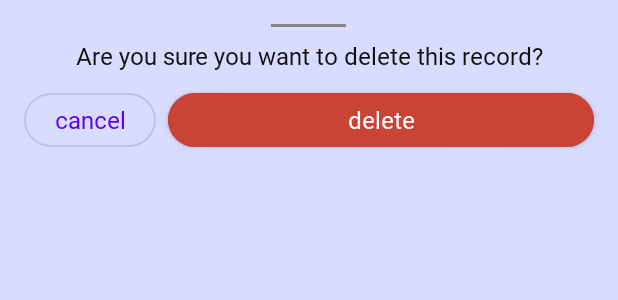
After one commit to pooryadb/SecureBox-Recorder, an Android app: the layout dialog_delete_record.xml on its own in the app's theme, with its tools: preview values and no code run, on a phone screen of 412 x 824 dp. The commit adds this screen. Shown: the top 300 px of the screen. Run offline under Robolectric (Android 15) with nearby library versions, the phone set to English and light mode, and no system bars.

Commit message:
+ DeleteRecordDialog.kt fix RecorderDialog.kt recorder update lib.

```diff
--- a/app/src/main/java/ir/romroid/secureboxrecorder/utils/Constants.kt
+++ b/app/src/main/java/ir/romroid/secureboxrecorder/utils/Constants.kt
@@ -13,3 +13,4 @@ const val WEB_VIEW_EXTRA_FILE_PATH_NAME = "filePath"
 
 //BackStackLiveData keys
 const val BACK_FROM_RECORDER = "BACK_FROM_RECORDER"
+const val BACK_FROM_DELETE_RECORD = "BACK_FROM_DELETE_RECORD"
--- /dev/null
+++ b/app/src/main/res/layout/dialog_delete_record.xml
@@ -0,0 +1,55 @@
+<?xml version="1.0" encoding="utf-8"?>
+<androidx.appcompat.widget.LinearLayoutCompat xmlns:android="http://schemas.android.com/apk/res/android"
+    xmlns:app="http://schemas.android.com/apk/res-auto"
+    android:layout_width="match_parent"
+    android:layout_height="wrap_content"
+    android:orientation="vertical">
+
+    <View
+        android:id="@+id/vHandler"
+        android:layout_width="@dimen/handle_width"
+        android:layout_height="2dp"
+        android:layout_gravity="center_horizontal"
+        android:layout_marginTop="@dimen/margin"
+        android:background="?android:attr/textColorHint"
+        app:layout_constraintEnd_toEndOf="parent"
+        app:layout_constraintStart_toStartOf="parent"
+        app:layout_constraintTop_toTopOf="parent" />
+
+    <com.google.android.material.textview.MaterialTextView
+        style="@style/txt.h2.medium"
+        android:layout_width="match_parent"
+        android:layout_height="wrap_content"
+        android:layout_marginHorizontal="@dimen/margin"
+        android:layout_marginVertical="@dimen/padding"
+        android:gravity="center"
+        android:text="@string/are_you_sure_you_want_to_delete_this_record" />
+
+    <androidx.appcompat.widget.LinearLayoutCompat
+        android:layout_width="match_parent"
+        android:layout_height="wrap_content"
+        android:clipToPadding="false"
+        android:orientation="horizontal"
+        android:paddingHorizontal="@dimen/margin"
+        android:paddingBottom="@dimen/margin">
+
+        <com.google.android.material.button.MaterialButton
+            android:id="@+id/btnCancel"
+            style="@style/btn.outlined"
+            android:layout_width="wrap_content"
+            android:layout_height="wrap_content"
+            android:layout_marginEnd="@dimen/padding"
+            android:text="@string/cancel" />
+
+        <com.google.android.material.button.MaterialButton
+            android:id="@+id/btnDelete"
+            style="@style/btn.colored"
+            android:layout_width="0dp"
+            android:layout_height="wrap_content"
+            android:layout_weight="1"
+            android:backgroundTint="?attr/colorError"
+            android:text="@string/delete" />
+
+    </androidx.appcompat.widget.LinearLayoutCompat>
+
+</androidx.appcompat.widget.LinearLayoutCompat>
--- a/app/src/main/res/values/strings.xml
+++ b/app/src/main/res/values/strings.xml
@@ -7,5 +7,9 @@
     <string name="save">save</string>
     <string name="please_enter_name">please enter a name</string>
     <string name="cant_pause_stopped">can\'t pause! stopped!</string>
-    <string name="cant_record_without_permission">cant_record_without_permission</string>
+    <string name="cant_record_without_permission">can\'t record without permission</string>
+    <string name="delete">delete</string>
+    <string name="are_you_sure_you_want_to_delete_this_record">Are you sure you want to delete this record?</string>
+    <string name="cant_find_file">Can\'t find file!</string>
+    <string name="cancel">cancel</string>
 </resources>
--- a/app/src/main/res/values/styles.xml
+++ b/app/src/main/res/values/styles.xml
@@ -143,7 +143,7 @@
 
     <style name="btn.colored.big" parent="Widget.MaterialComponents.Button">
         <item name="fontWeight">700</item>
-        <item name="shapeAppearance">@style/appearance.round.35</item>
+        <item name="shapeAppearance">@style/appearance.round.constant</item>
         <item name="android:layout_height">62dp</item>
         <item name="android:textAppearance">@style/txt.h4.bold</item>
     </style>
@@ -151,7 +151,7 @@
     <style name="btn.outlined" parent="Widget.MaterialComponents.Button.OutlinedButton">
         <item name="fontWeight">700</item>
         <item name="android:layout_height">62dp</item>
-        <item name="shapeAppearance">@style/appearance.round.35</item>
+        <item name="shapeAppearance">@style/appearance.round.constant</item>
         <item name="android:textAppearance">@style/txt.h2.bold</item>
     </style>
 
@@ -162,7 +162,7 @@
 
     <style name="btn.text" parent="Widget.MaterialComponents.Button.TextButton">
         <item name="fontWeight">700</item>
-        <item name="shapeAppearance">@style/appearance.round.35</item>
+        <item name="shapeAppearance">@style/appearance.round.constant</item>
         <item name="android:textAppearance">@style/txt.h1.bold</item>
     </style>
 
--- a/build.gradle
+++ b/build.gradle
@@ -7,10 +7,10 @@ buildscript {
 
     dependencies {
         classpath "com.android.tools.build:gradle:7.2.1"
-        classpath "org.jetbrains.kotlin:kotlin-gradle-plugin:1.6.10"
+        classpath "org.jetbrains.kotlin:kotlin-gradle-plugin:1.7.0"
         classpath 'com.google.dagger:hilt-android-gradle-plugin:2.42'
 
-        classpath "androidx.navigation:navigation-safe-args-gradle-plugin:2.3.5"
+        classpath "androidx.navigation:navigation-safe-args-gradle-plugin:2.4.2"
     }
 }
 
```
Also changed, not shown: app/src/main/java/ir/romroid/secureboxrecorder/presentation/recordList/DeleteRecordDialog.kt (added, +39 -0 lines), app/src/main/java/ir/romroid/secureboxrecorder/presentation/recordList/RecordListFragment.kt (+21 -0 lines), app/src/main/java/ir/romroid/secureboxrecorder/presentation/recordList/RecorderDialog.kt (+57 -46 lines), app/src/main/java/ir/romroid/secureboxrecorder/presentation/recordList/RecorderListViewModel.kt (+15 -1 lines), app/src/main/res/navigation/home_graph.xml (+12 -0 lines).
